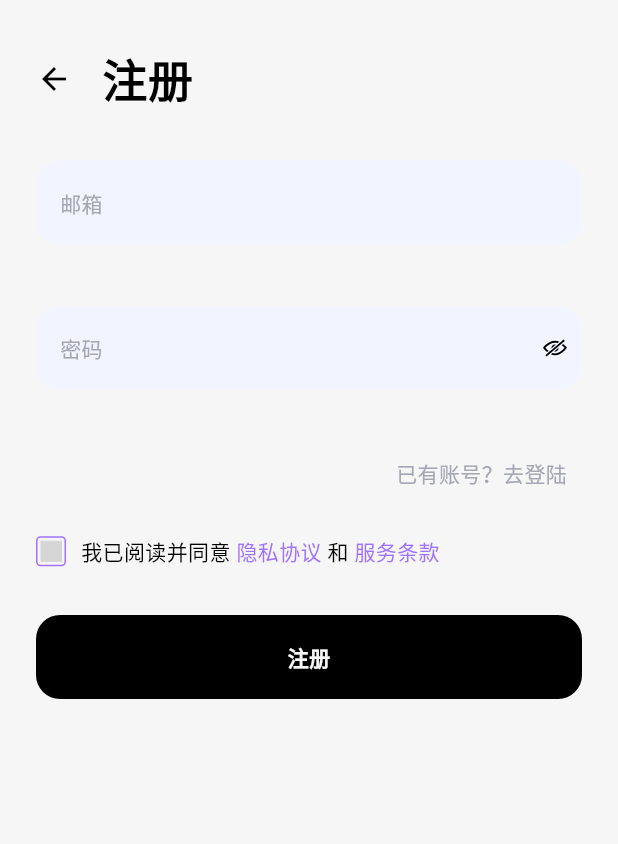
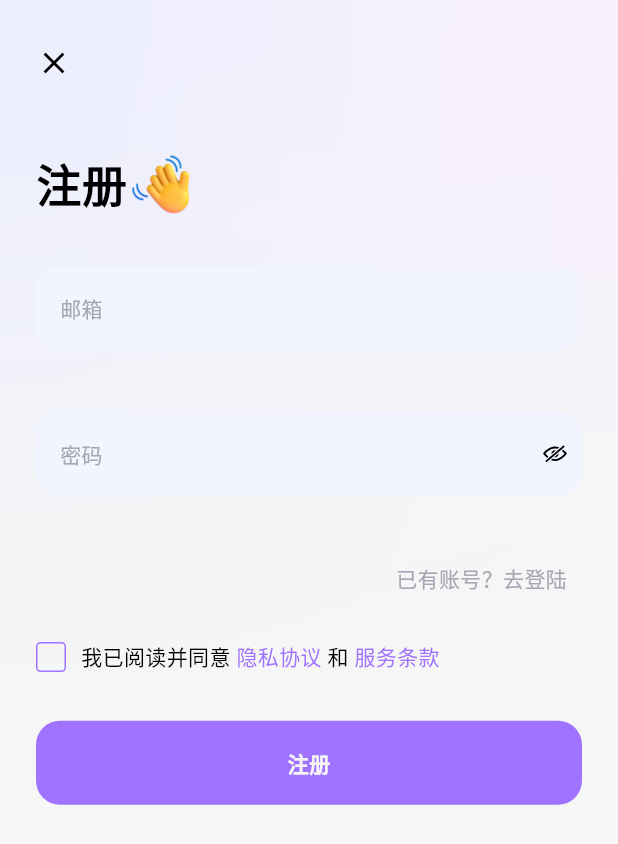
Before and after one commit to zhanglijie5997/mp, a Flutter app: the RegisterPage screen opened by its route, on a phone screen of 412 x 824 dp. Shown: the top 844 px of the screen. Run offline on Flutter 3.47's test engine with Material 3 defaults, Android fonts, the phone set to English and light mode, and no system bars; our stand-ins replace custom_refresh_indicator, dio, equatable, extended_image, flutter_smart_dialog, flutter_svg and 5 more; missing offline and left inert: flutter_inappwebview, flutter_popup, flutter_unionad, shake_animation_widget; accounts and stored records are empty; network calls fail; grey boxes are pictures that could not be loaded.

Commit message:
feat: 登陆/注册修改

```diff
--- a/lib/components/custom.checkbox.dart
+++ b/lib/components/custom.checkbox.dart
@@ -37,7 +37,7 @@ class _CustomCheckboxState extends State<CustomCheckbox> {
       child: Padding(
         padding: const EdgeInsets.all(2.0),
         child: SvgPicture.asset(
-          Assets.assetsImagesSvgChecked,
+          Assets.assetsImagesSvgIconIconCheck1,
           color: status
               ? context.customTheme?.active ?? Colors.transparent
               : Colors.transparent,
--- a/lib/constants/assets.dart
+++ b/lib/constants/assets.dart
@@ -8,10 +8,6 @@ class Assets {
   /// Assets for assetsImagesLoginHand
   /// assets/images/login/hand.png
   static const String assetsImagesLoginHand = "assets/images/login/hand.png";
-
-  /// Assets for assetsImagesSvgChecked
-  /// assets/images/svg/checked.svg
-  static const String assetsImagesSvgChecked = "assets/images/svg/checked.svg";
 
   /// Assets for assetsImagesSvgIconAdd
   /// assets/images/svg/Icon/add.svg
@@ -72,6 +68,10 @@ class Assets {
   /// Assets for assetsImagesSvgIconIconCheck1
   /// assets/images/svg/Icon/Icon/Check-1.svg
   static const String assetsImagesSvgIconIconCheck1 = "assets/images/svg/Icon/Icon/Check-1.svg";
+
+  /// Assets for assetsImagesSvgIconIconCheckes
+  /// assets/images/svg/Icon/Icon/checkes.svg
+  static const String assetsImagesSvgIconIconCheckes = "assets/images/svg/Icon/Icon/checkes.svg";
 
   /// Assets for assetsImagesSvgIconIconCircle
   /// assets/images/svg/Icon/Icon/Circle.svg
--- a/lib/views/login/controller/controller.dart
+++ b/lib/views/login/controller/controller.dart
@@ -23,7 +23,6 @@ class LoginController extends GetxController {
 
   changePassword(String value) {
     password.value = value;
-    LogUtil.w("code --- ${RegCore.passwrodReg.hasMatch(value)} $value");
     if (RegCore.passwrodReg.hasMatch(value)) {
       passwordStatus.value = false;
     }
--- a/lib/views/register/register.dart
+++ b/lib/views/register/register.dart
@@ -1,3 +1,5 @@
+import 'dart:ui';
+
 import 'package:flutter/material.dart';
 import 'package:flutter_svg/svg.dart';
 import 'package:get/get.dart';
@@ -18,7 +20,44 @@ class RegisterPage extends GetView<RegisterController> {
   Widget build(BuildContext context) {
     return Scaffold(
         resizeToAvoidBottomInset: false,
-        body: Padding(
+        body: Stack(
+          children: [
+            Positioned(
+                left: 0,
+                top: 0,
+                child: Row(
+                  children: [
+                    // 左侧渐变
+                    SizedBox(
+                      child: Container(
+                        width: 194,
+                        height: 229,
+                        decoration: BoxDecoration(
+                          color: context.customTheme?.purple,
+                        ),
+                        child: BackdropFilter(
+                          filter: ImageFilter.blur(sigmaX: 100, sigmaY: 100),
+                          child: const SizedBox(),
+                        ),
+                      ),
+                    ),
+                    // 右侧渐变
+                    SizedBox(
+                      child: Container(
+                        width: 194,
+                        height: 229,
+                        decoration: BoxDecoration(
+                          color: context.customTheme?.purple2,
+                        ),
+                        child: BackdropFilter(
+                          filter: ImageFilter.blur(sigmaX: 100, sigmaY: 100),
+                          child: const SizedBox(),
+                        ),
+                      ),
+                    )
+                  ],
+                )),
+            Padding(
               padding: EdgeInsets.only(
                   left: 24, right: 24, top: context.mediaQueryPadding.top + 30),
               child: Column(
@@ -29,17 +68,31 @@ class RegisterPage extends GetView<RegisterController> {
                       Padding(
                         padding: const EdgeInsets.only(right: 20.0),
                         child: Icon(
-                      Icons.arrow_back,
+                          Icons.close,
                           color: context.customTheme?.fontColor,
                         ),
                       ).onTap(() => Get.back()),
+
+                    ],
+                  ),
+                  Padding(
+                    padding: const EdgeInsets.only(top: 46.5),
+                    child: Row(
+                      children: [
                         Text(
                           LocaleKeys.register.tr,
                           style: context.textTheme.bodyLarge
                               ?.copyWith(fontSize: 30, fontWeight: FontWeight.bold),
                         ),
+                        Image.asset(
+                          Assets.assetsImagesLoginHand,
+                          width: 44,
+                          height: 44,
+                        )
                       ],
                     ),
+                  ),
+
                   Padding(
                     padding: const EdgeInsets.only(top: 32),
                     child: Obx(() => CustomFiled(
@@ -109,7 +162,7 @@ class RegisterPage extends GetView<RegisterController> {
                     child: Container(
                       padding: const EdgeInsets.symmetric(vertical: 18),
                       decoration: BoxDecoration(
-                    color: context.customTheme?.fontColor,
+                        color: context.customTheme?.active,
                         borderRadius: 16.radius,
                       ),
                       alignment: Alignment.center,
@@ -121,6 +174,8 @@ class RegisterPage extends GetView<RegisterController> {
                   )
                 ],
               ),
+            ),
+          ],
         ));
   }
 }
```
Also changed, not shown: assets/images/svg/Icon/Icon/checkes.svg (renamed from assets/images/svg/checked.svg). Lines whose indentation alone changed are shown as unchanged.
